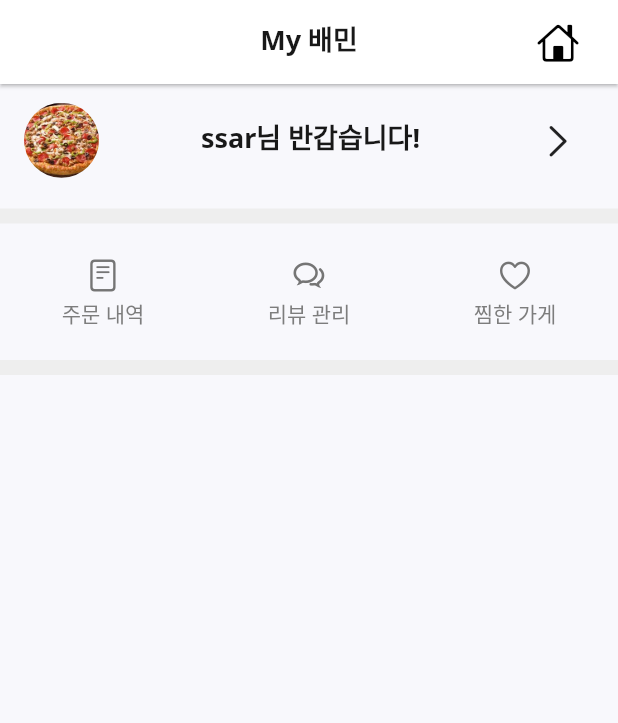
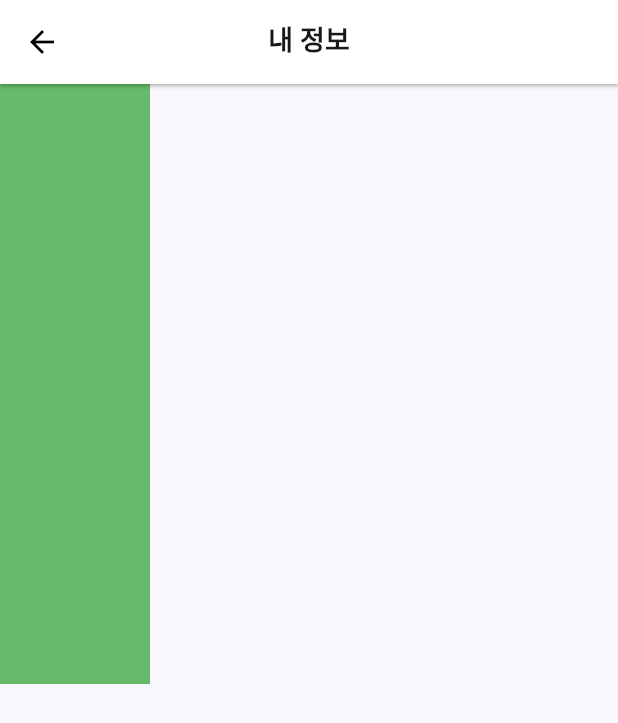
Before and after one commit to Sylar0012/final_project_beamin_app, a Flutter app: the MyBaemin screen opened directly, after a tap on an icon or button, on a phone screen of 412 x 824 dp. Shown: the top 723 px of the screen. Run offline on Flutter 3.47's test engine with Material 2 defaults, Android fonts, the phone set to English and light mode, and no system bars; our stand-ins replace card_swiper, google_fonts.

Commit message:
내 정보 보기 페이지 앱바 완성

```diff
--- a/lib/view/pages/my_baemin/my_baemin.dart
+++ b/lib/view/pages/my_baemin/my_baemin.dart
@@ -3,6 +3,7 @@ import 'package:final_project_beamin_app/view/pages/main/favorite_store/favorite
 import 'package:final_project_beamin_app/view/pages/main/main_page.dart';
 import 'package:final_project_beamin_app/view/pages/main/order_list/order_list.dart';
 import 'package:final_project_beamin_app/view/pages/review_list/reivew_list.dart';
+import 'package:final_project_beamin_app/view/pages/user_info/info_update.dart';
 import 'package:flutter/cupertino.dart';
 import 'package:flutter/material.dart';
 
@@ -18,7 +19,7 @@ class MyBaemin extends StatelessWidget {
       appBar: _buildAppBar(context),
       body: Column(
         children: [
-          _buildUserTitle(),
+          _buildUserTitle(context, UserInfo()),
           Row(
             children: [
               _buildMenu(context, CupertinoIcons.doc_plaintext, "주문 내역", OrderList()),
@@ -64,7 +65,7 @@ class MyBaemin extends StatelessWidget {
     );
   }
 
-  Widget _buildUserTitle() {
+  Widget _buildUserTitle(BuildContext context, settings) {
     return Column(
       children: [
         Padding(
@@ -85,7 +86,9 @@ class MyBaemin extends StatelessWidget {
                 ),
                 Align(alignment: Alignment.center, child: Text("ssar님 반갑습니다!", style: textTheme().headline1)),
                 IconButton(
-                    onPressed: () {},
+                    onPressed: () {
+                      Navigator.push(context, MaterialPageRoute(builder: (context) => settings));
+                    },
                     icon: Icon(
                       CupertinoIcons.right_chevron,
                       size: 28,
--- /dev/null
+++ b/lib/view/pages/user_info/info_update.dart
@@ -0,0 +1,37 @@
+import 'package:final_project_beamin_app/theme.dart';
+import 'package:flutter/material.dart';
+
+class UserInfo extends StatelessWidget {
+  const UserInfo({Key? key}) : super(key: key);
+
+  @override
+  Widget build(BuildContext context) {
+    return Scaffold(
+      appBar: _buildAppBar(),
+      body: ListView(
+        children: [
+          Row(
+            children: [
+              Container(
+                height: 400,
+                width: 100,
+                color: Colors.green[400],
+              )
+            ],
+          )
+        ],
+      ),
+    );
+  }
+}
+
+AppBar _buildAppBar() {
+  return AppBar(
+    iconTheme: IconThemeData(
+      color: Colors.black,
+    ),
+    title: Text("내 정보", style: textTheme().headline1),
+    centerTitle: true,
+    elevation: 1.0,
+  );
+}
```
